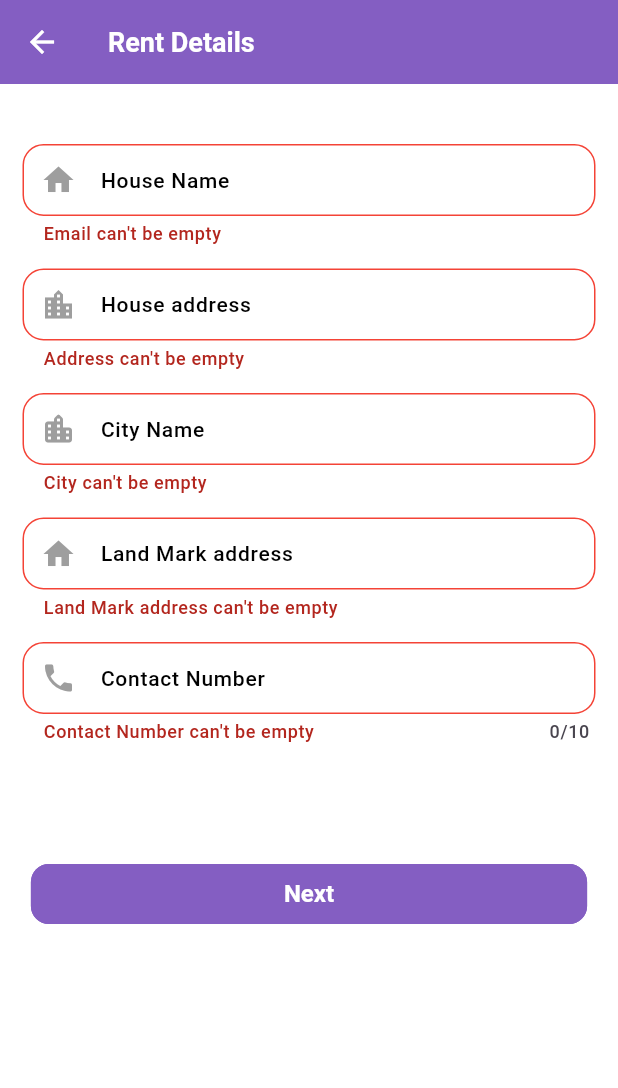
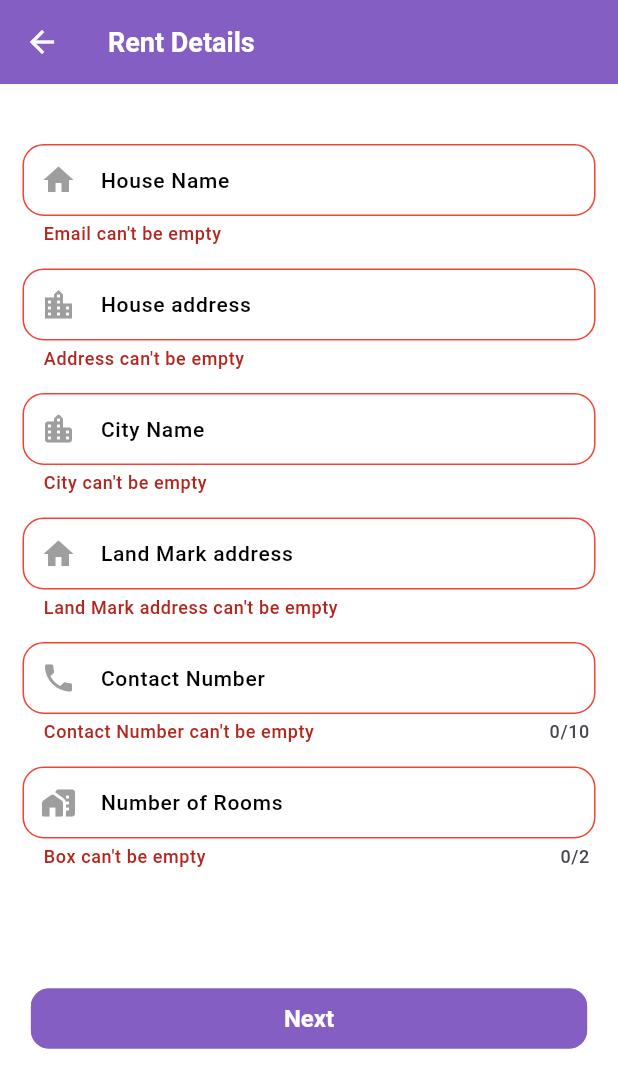
Before and after one commit to Manishs2261/PgRoomApp-Appixo-, a Flutter app: the RentDetailsScsreen screen opened by its route, after a tap on "Next", on a phone screen of 412 x 824 dp. Shown: the top 1088 px of the screen. Run offline on Flutter 3.47's test engine with Material 3 defaults, Android fonts, the phone set to English and light mode, and no system bars; our stand-ins replace another_flushbar, cached_network_image, cloud_firestore, connectivity_plus, custom_refresh_indicator, firebase_auth and 13 more; missing offline and left inert: easy_image_viewer, email_otp, rating_summary; accounts and stored records are empty; generated files the repository leaves out were written again.

Commit message:
add available room featurs

```diff
--- a/lib/src/features/details_rent_screen/widget/all_details_widgets.dart
+++ b/lib/src/features/details_rent_screen/widget/all_details_widgets.dart
@@ -19,6 +19,12 @@ class AllDetailsWidgets extends StatelessWidget {
       child: Column(
         crossAxisAlignment: CrossAxisAlignment.start,
         children: [
+              (controller.data.roomAvailable!)
+                ?  Text("Available :- ${controller.data.numberOfRooms} Rooms",style: TextStyle(color: Colors.green),)
+                : Text("Not Available",style: TextStyle(color: Colors.red),),
+          const SizedBox(
+            height: AppSizes.sizeBoxSpace * 2,
+          ),
           // House Address
           Row(
             crossAxisAlignment: CrossAxisAlignment.start,
--- a/lib/src/features/edit_add_new_home/edit_screen/edit_screen/edit_rent_text_details.dart
+++ b/lib/src/features/edit_add_new_home/edit_screen/edit_screen/edit_rent_text_details.dart
@@ -108,6 +108,23 @@ class EditRentTextDetailsScreen extends StatelessWidget {
                       ),
 
                       const SizedBox(
+                        height: AppSizes.defaultSpace,
+                      ),
+
+                      MyTextFormWedgit(
+                        textKeyBoard: TextInputType.number,
+                        maxLength: 2,
+                        controller: controller.numberOfRoomsController.value,
+                        hintText: "Number of Rooms",
+                        lableText: 'Number of Rooms',
+                        icon: const Icon(Icons.home_work_rounded),
+                        borderRadius: BorderRadius.circular(11),
+                        contentPadding: const EdgeInsets.only(top: 5, left: 10),
+                        validator: CommonUse.validate,
+                      ),
+
+
+                      const SizedBox(
                         height: 50,
                       ),
 
--- a/lib/src/features/rent_form_screen/data_save_controller/data_save_controller.dart
+++ b/lib/src/features/rent_form_screen/data_save_controller/data_save_controller.dart
@@ -37,7 +37,7 @@ class DataSaveController extends GetxController {
             hostelController.fourPersonController.value.text,
             hostelController.familyPersonController.value.text,
             chargeAndDoorController.restrictedController.value.text,
-            "0.0",
+            rentController.numberOfRoomsController.value.text,
             providerController.wifi.value,
             providerController.bed.value,
             providerController.chair.value,
@@ -94,7 +94,7 @@ class DataSaveController extends GetxController {
             hostelController.fourPersonController.value.text,
             hostelController.familyPersonController.value.text,
             chargeAndDoorController.restrictedController.value.text,
-            "0.0",
+        rentController.numberOfRoomsController.value.text,
             providerController.wifi.value,
             providerController.bed.value,
             providerController.chair.value,
--- a/lib/src/features/rent_form_screen/rent_details/controller/controller.dart
+++ b/lib/src/features/rent_form_screen/rent_details/controller/controller.dart
@@ -10,6 +10,7 @@ class RentDetailsController extends GetxController {
   final cityNameController = TextEditingController().obs;
   final landMarkController = TextEditingController().obs;
   final contactNumberController = TextEditingController().obs;
+  final numberOfRoomsController = TextEditingController().obs;
   RxBool loading = false.obs;
 
   onSubmitButton() async {
--- a/lib/src/features/rent_form_screen/rent_details/rent_details_screen.dart
+++ b/lib/src/features/rent_form_screen/rent_details/rent_details_screen.dart
@@ -103,6 +103,21 @@ class RentDetailsScsreen extends StatelessWidget {
                     contentPadding: const EdgeInsets.only(top: 5, left: 10),
                     validator: ContactNumberValidator.validate,
                   ),
+                  const SizedBox(
+                    height: 15,
+                  ),
+
+                  MyTextFormWedgit(
+                    textKeyBoard: TextInputType.number,
+                    maxLength: 2,
+                    controller: controller.numberOfRoomsController.value,
+                    hintText: "Number of Rooms",
+                    lableText: 'Number of Rooms',
+                    icon: const Icon(Icons.home_work_rounded),
+                    borderRadius: BorderRadius.circular(11),
+                    contentPadding: const EdgeInsets.only(top: 5, left: 10),
+                    validator: CommonUse.validate,
+                  ),
 
                   const SizedBox(
                     height: 80,
--- a/lib/src/utils/validator/text_field_validator.dart
+++ b/lib/src/utils/validator/text_field_validator.dart
@@ -52,3 +52,9 @@ class NameValidator {
     return value==null ||value.isEmpty ? "Name can't be empty" : null;
   }
 }
+
+class CommonUse {
+  static String? validate(String? value) {
+    return value==null ||value.isEmpty ? "Box can't be empty" : null;
+  }
+}
```
Also changed, not shown: lib/src/data/repository/apis/apis.dart (+21 -7 lines), lib/src/features/add_new_home/add_your_home.dart (+21 -9 lines), lib/src/features/edit_add_new_home/edit_add_new_home.dart (+47 -0 lines), lib/src/features/edit_add_new_home/edit_screen/controller/controller.dart (+16 -0 lines), lib/src/features/home/widgets/ItemListView.dart (+15 -2 lines), lib/src/model/user_rent_model/user_rent_model.dart (+9 -5 lines).
